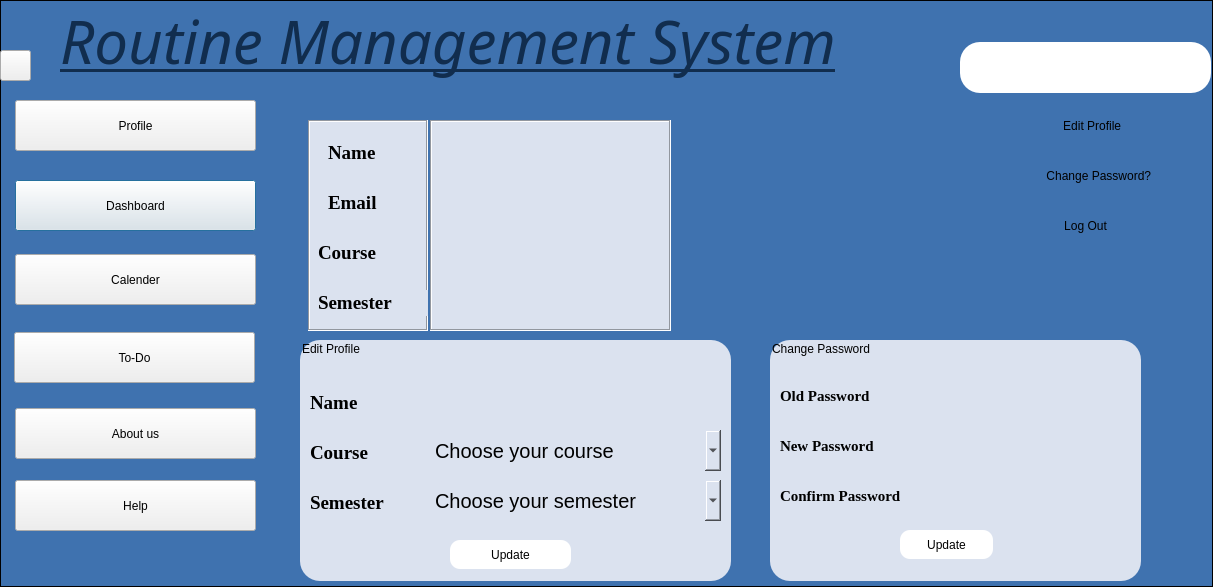
This is profile.ui in b33-b3k/routine-management-system as Qt 5 draws it before an edit. The edited form follows.
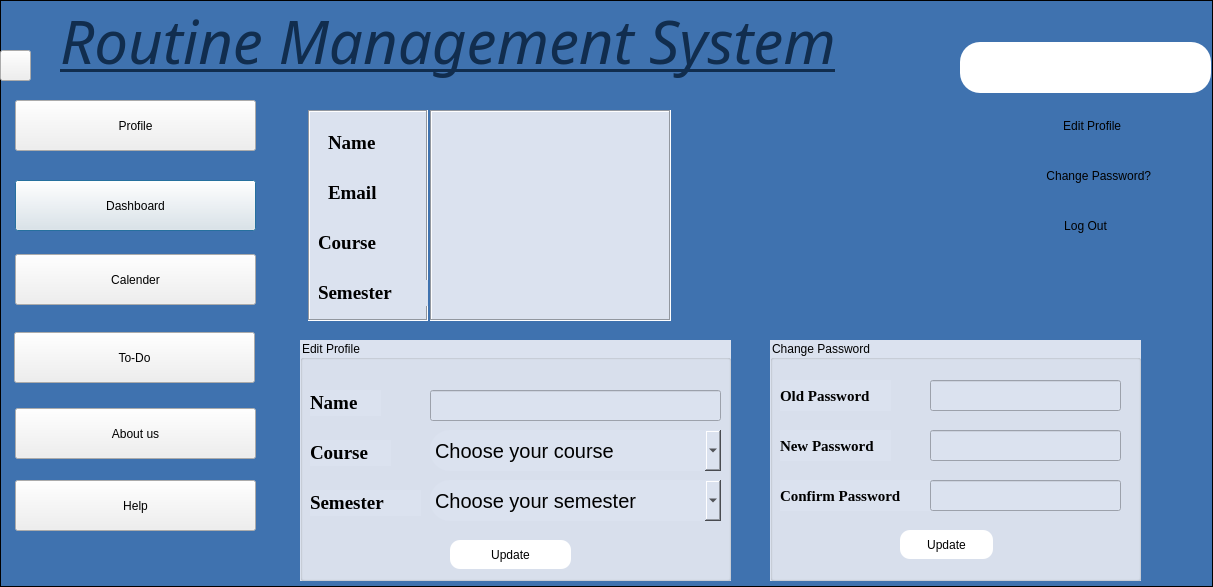
This is the edited form. Icons and pictures are not drawn.

Patch:
```diff
--- a/profile.ui
+++ b/profile.ui
@@ -85,7 +85,7 @@
    <property name="geometry">
     <rect>
      <x>430</x>
-     <y>120</y>
+     <y>110</y>
      <width>241</width>
      <height>211</height>
     </rect>
@@ -186,7 +186,7 @@
    <property name="geometry">
     <rect>
      <x>308</x>
-     <y>120</y>
+     <y>110</y>
      <width>120</width>
      <height>211</height>
     </rect>
@@ -491,8 +491,7 @@
    </property>
    <property name="styleSheet">
     <string notr="true">color:black;
-background-color:#DBE2EF;
-border-radius:20px;</string>
+background-color:#DBE2EF;</string>
    </property>
    <property name="title">
     <string>Edit Profile</string>
@@ -722,7 +721,7 @@
    <property name="styleSheet">
     <string notr="true">color:black;
 background-color:#DBE2EF;
-border-radius:20px;</string>
+</string>
    </property>
    <property name="title">
     <string>Change Password</string>
```
